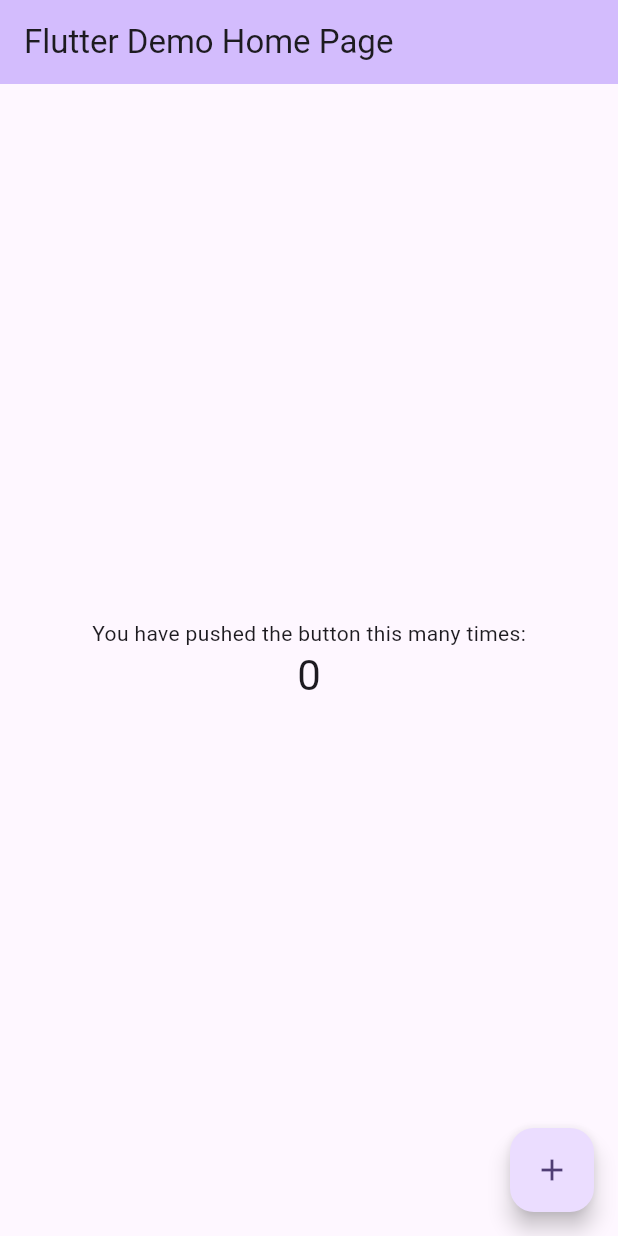
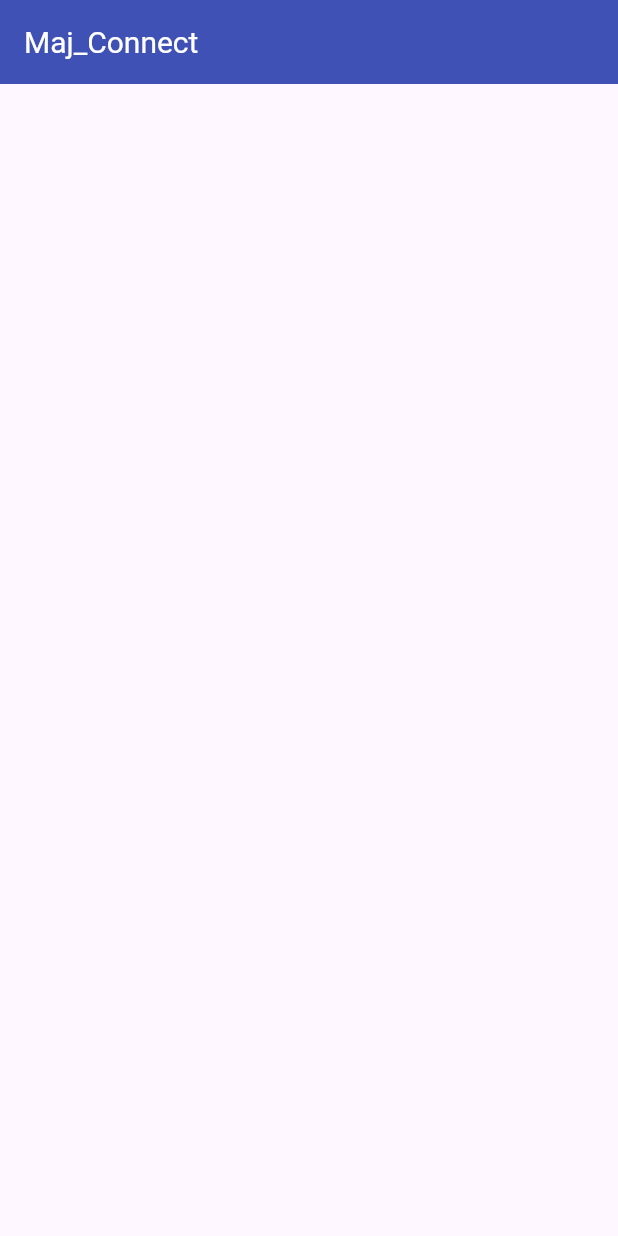
Before and after one commit to DEMAGNON/maj_connect, a Flutter app: the screen it shows after launch, on a phone screen of 412 x 824 dp. Run offline on Flutter 3.47's test engine with Material 3 defaults, Android fonts, the phone set to English and light mode, and no system bars.

Commit message:
création du fichier accueil.

```diff
--- /dev/null
+++ b/lib/accueil.dart
@@ -0,0 +1,22 @@
+import 'package:flutter/cupertino.dart';
+import 'package:flutter/material.dart';
+
+class AccueilPage extends StatefulWidget {
+  const AccueilPage({super.key});
+
+  @override
+  _AccueilPageState createState() => _AccueilPageState();
+}
+
+class _AccueilPageState extends State<AccueilPage> {
+  @override
+  Widget build(BuildContext context) {
+    return Scaffold(
+      appBar: AppBar(
+        backgroundColor: Colors.indigo,
+        title: const Text("Maj_Connect",
+          style: TextStyle(color:Colors.white, fontSize: 20),),
+      ),
+    );
+  }
+}
--- a/lib/main.dart
+++ b/lib/main.dart
@@ -1,4 +1,6 @@
 import 'package:flutter/material.dart';
+
+import 'accueil.dart';
 
 void main() {
   runApp(const MyApp());
@@ -7,119 +9,15 @@
 class MyApp extends StatelessWidget {
   const MyApp({super.key});
 
-  // This widget is the root of your application.
   @override
   Widget build(BuildContext context) {
     return MaterialApp(
       title: 'Flutter Demo',
       theme: ThemeData(
-        // This is the theme of your application.
-        //
-        // TRY THIS: Try running your application with "flutter run". You'll see
-        // the application has a purple toolbar. Then, without quitting the app,
-        // try changing the seedColor in the colorScheme below to Colors.green
-        // and then invoke "hot reload" (save your changes or press the "hot
-        // reload" button in a Flutter-supported IDE, or press "r" if you used
-        // the command line to start the app).
-        //
-        // Notice that the counter didn't reset back to zero; the application
-        // state is not lost during the reload. To reset the state, use hot
-        // restart instead.
-        //
-        // This works for code too, not just values: Most code changes can be
-        // tested with just a hot reload.
         colorScheme: ColorScheme.fromSeed(seedColor: Colors.deepPurple),
         useMaterial3: true,
       ),
-      home: const MyHomePage(title: 'Flutter Demo Home Page'),
+      home: const AccueilPage(),
     );
   }
 }
-
-class MyHomePage extends StatefulWidget {
-  const MyHomePage({super.key, required this.title});
-
-  // This widget is the home page of your application. It is stateful, meaning
-  // that it has a State object (defined below) that contains fields that affect
-  // how it looks.
-
-  // This class is the configuration for the state. It holds the values (in this
-  // case the title) provided by the parent (in this case the App widget) and
-  // used by the build method of the State. Fields in a Widget subclass are
-  // always marked "final".
-
-  final String title;
-
-  @override
-  State<MyHomePage> createState() => _MyHomePageState();
-}
-
-class _MyHomePageState extends State<MyHomePage> {
-  int _counter = 0;
-
-  void _incrementCounter() {
-    setState(() {
-      // This call to setState tells the Flutter framework that something has
-      // changed in this State, which causes it to rerun the build method below
-      // so that the display can reflect the updated values. If we changed
-      // _counter without calling setState(), then the build method would not be
-      // called again, and so nothing would appear to happen.
-      _counter++;
-    });
-  }
-
-  @override
-  Widget build(BuildContext context) {
-    // This method is rerun every time setState is called, for instance as done
-    // by the _incrementCounter method above.
-    //
-    // The Flutter framework has been optimized to make rerunning build methods
-    // fast, so that you can just rebuild anything that needs updating rather
-    // than having to individually change instances of widgets.
-    return Scaffold(
-      appBar: AppBar(
-        // TRY THIS: Try changing the color here to a specific color (to
-        // Colors.amber, perhaps?) and trigger a hot reload to see the AppBar
-        // change color while the other colors stay the same.
-        backgroundColor: Theme.of(context).colorScheme.inversePrimary,
-        // Here we take the value from the MyHomePage object that was created by
-        // the App.build method, and use it to set our appbar title.
-        title: Text(widget.title),
-      ),
-      body: Center(
-        // Center is a layout widget. It takes a single child and positions it
-        // in the middle of the parent.
-        child: Column(
-          // Column is also a layout widget. It takes a list of children and
-          // arranges them vertically. By default, it sizes itself to fit its
-          // children horizontally, and tries to be as tall as its parent.
-          //
-          // Column has various properties to control how it sizes itself and
-          // how it positions its children. Here we use mainAxisAlignment to
-          // center the children vertically; the main axis here is the vertical
-          // axis because Columns are vertical (the cross axis would be
-          // horizontal).
-          //
-          // TRY THIS: Invoke "debug painting" (choose the "Toggle Debug Paint"
-          // action in the IDE, or press "p" in the console), to see the
-          // wireframe for each widget.
-          mainAxisAlignment: MainAxisAlignment.center,
-          children: <Widget>[
-            const Text(
-              'You have pushed the button this many times:',
-            ),
-            Text(
-              '$_counter',
-              style: Theme.of(context).textTheme.headlineMedium,
-            ),
-          ],
-        ),
-      ),
-      floatingActionButton: FloatingActionButton(
-        onPressed: _incrementCounter,
-        tooltip: 'Increment',
-        child: const Icon(Icons.add),
-      ), // This trailing comma makes auto-formatting nicer for build methods.
-    );
-  }
-}
```
